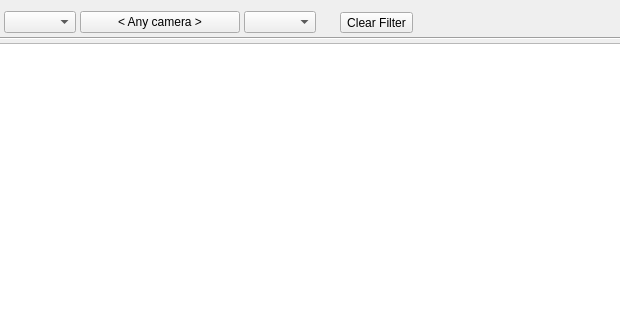
The window that client/src/ui/dialogs/event_log_dialog.ui (networkoptix/nx_open) describes before a commit, drawn with Qt 5; both pictures show x 173 to 793 and y 0 to 320 of the 1170 by 719 pixel window.
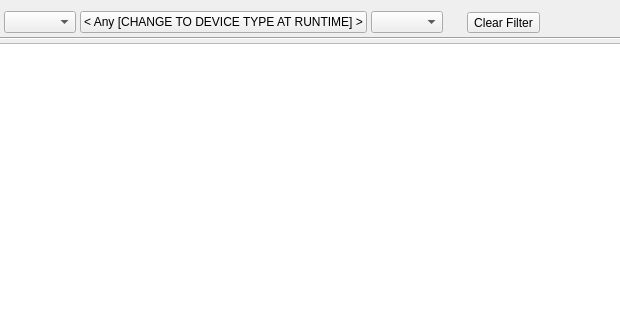
The same window after the commit. Custom widgets are drawn as their Qt base class.

Commit message:
VMS-632: Update all "camera" strings to IO MOdule where possible
Event log dialog UI file

<==== Mercurial data ====>
Branch: x_VMS-632_device_strings

What changed in the file:
```diff
--- a/client/src/ui/dialogs/event_log_dialog.ui
+++ b/client/src/ui/dialogs/event_log_dialog.ui
@@ -125,7 +125,7 @@
         <bool>true</bool>
        </property>
        <property name="text">
-        <string>&lt; Any camera &gt;</string>
+        <string notr="true">&lt; Any [CHANGE TO DEVICE TYPE AT RUNTIME] &gt;</string>
        </property>
        <property name="flat">
         <bool>false</bool>
```
The commit also changes 2 other files.
